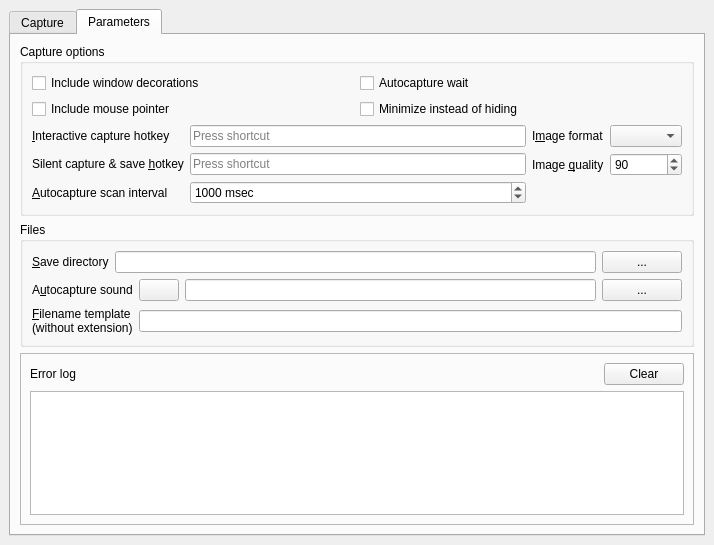
This is mainwindow.ui in kernel1024/scrcap as Qt 5 draws it before an edit. The edited form follows.
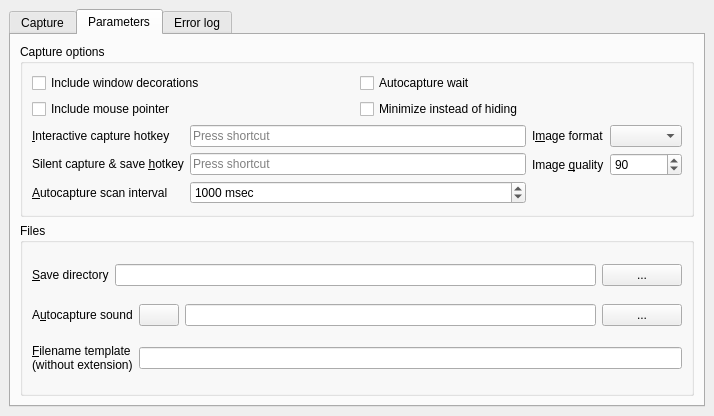
This is the edited form. The open tabs and pages were chosen to show the change. Icons and pictures are not drawn.

Diff of the .ui file:
```diff
--- a/mainwindow.ui
+++ b/mainwindow.ui
@@ -7,7 +7,7 @@
     <x>0</x>
     <y>0</y>
     <width>714</width>
-    <height>545</height>
+    <height>416</height>
    </rect>
   </property>
   <property name="windowTitle">
@@ -154,6 +154,19 @@
         </item>
         <item>
          <layout class="QHBoxLayout" name="horizontalLayout_2">
+          <item>
+           <widget class="QLabel" name="label_9">
+            <property name="text">
+             <string>Filename counter</string>
+            </property>
+            <property name="buddy">
+             <cstring>spinCounter</cstring>
+            </property>
+           </widget>
+          </item>
+          <item>
+           <widget class="QSpinBox" name="spinCounter"/>
+          </item>
           <item>
            <widget class="QLabel" name="label">
             <property name="text">
@@ -436,29 +449,27 @@
           </layout>
          </widget>
         </item>
-        <item>
-         <widget class="QFrame" name="frame_2">
-          <property name="frameShape">
-           <enum>QFrame::StyledPanel</enum>
-          </property>
-          <property name="frameShadow">
-           <enum>QFrame::Raised</enum>
-          </property>
+       </layout>
+      </widget>
+      <widget class="QWidget" name="tab_3">
+       <attribute name="title">
+        <string>Error log</string>
+       </attribute>
           <layout class="QVBoxLayout" name="verticalLayout_8">
            <item>
             <layout class="QHBoxLayout" name="horizontalLayout_6">
              <item>
-              <widget class="QLabel" name="label_9">
-               <property name="sizePolicy">
-                <sizepolicy hsizetype="Expanding" vsizetype="Preferred">
-                 <horstretch>0</horstretch>
-                 <verstretch>0</verstretch>
-                </sizepolicy>
-               </property>
-               <property name="text">
-                <string>Error log</string>
-               </property>
-              </widget>
+           <spacer name="horizontalSpacer">
+            <property name="orientation">
+             <enum>Qt::Horizontal</enum>
+            </property>
+            <property name="sizeHint" stdset="0">
+             <size>
+              <width>40</width>
+              <height>20</height>
+             </size>
+            </property>
+           </spacer>
              </item>
              <item>
               <widget class="QPushButton" name="btnClearLog">
@@ -479,7 +490,11 @@
              </property>
             </widget>
            </item>
-          </layout>
+        <item>
+         <widget class="QLabel" name="linesCount">
+          <property name="text">
+           <string>0 messages</string>
+          </property>
          </widget>
         </item>
        </layout>
```
Left out of the diff: 3 changed lines with no effect on the pictures. Lines whose indentation alone changed are shown as unchanged.
